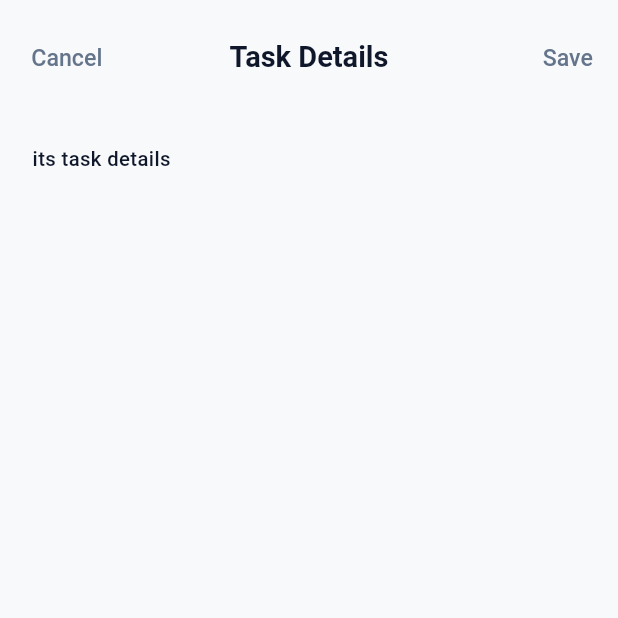
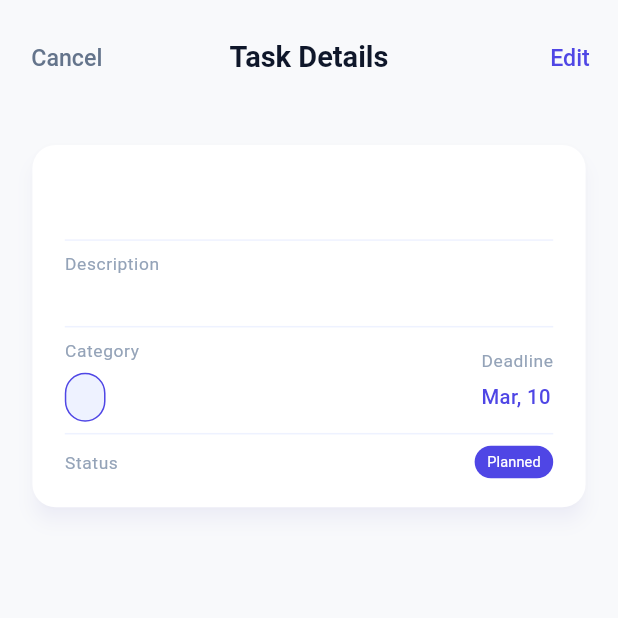
Before and after one commit to jjuulliiaas/PlanBee, a Flutter app: the TaskDetailsScreen screen opened directly with empty values, on a phone screen of 412 x 824 dp, the top half of it. Run offline on Flutter 3.47's test engine with Material 3 defaults, Android fonts, the phone set to English and light mode, and no system bars; our stand-ins replace flutter_screenutil, sqflite, table_calendar; accounts and stored records are empty; Roboto replaces fonts that are missing (Manrope).

Commit message:
Add task details card

```diff
--- a/lib/screens/home/components/task_card/task_card.dart
+++ b/lib/screens/home/components/task_card/task_card.dart
@@ -1,5 +1,6 @@
 import 'package:flutter/material.dart';
 import 'package:flutter_screenutil/flutter_screenutil.dart';
+import 'package:planbee/core/utils/app_padding.dart';
 import 'package:planbee/widgets/priority_badge.dart';
 import 'package:planbee/widgets/status_badge.dart';
 import '../../../../blocks/task/model.dart';
@@ -30,7 +31,7 @@ class TaskCard extends StatelessWidget {
       child: InkWell(
         onTap: onTap,
         child: Container(
-          padding: EdgeInsets.all(16.r),
+          padding: AppPadding.screen(context),
           child: Column(
             crossAxisAlignment: CrossAxisAlignment.start,
             children: [
--- /dev/null
+++ b/lib/screens/task_details/body.dart
@@ -0,0 +1,135 @@
+import 'package:flutter/material.dart';
+import 'package:flutter_screenutil/flutter_screenutil.dart';
+import 'package:planbee/widgets/picked_chip.dart';
+import 'package:planbee/widgets/priority_badge.dart';
+
+import '../../blocks/task/model.dart';
+import '../../core/utils/app_padding.dart';
+import '../../core/utils/formatted_date.dart';
+import '../../widgets/status_badge.dart';
+import 'components/property_name.dart';
+
+class TaskDetailsBody extends StatelessWidget {
+  final TaskModel task;
+
+  const TaskDetailsBody({super.key, required this.task});
+
+  @override
+  Widget build(BuildContext context) {
+    final theme = Theme.of(context);
+    final colorScheme = theme.colorScheme;
+    final textTheme = theme.textTheme;
+
+    final widthSpacer = SizedBox(width: 12.r,);
+    final heightSpacer = SizedBox(height: 8.r,);
+
+    return Padding(
+      padding: AppPadding.screen(context),
+      child: Column(
+        crossAxisAlignment: CrossAxisAlignment.start,
+        children: [
+          Card(
+            margin: EdgeInsets.only(bottom: 16.h),
+            child: Container(
+              padding: AppPadding.screen(context),
+              child: Column(
+                mainAxisAlignment: MainAxisAlignment.start,
+                crossAxisAlignment: CrossAxisAlignment.start,
+                children: [
+                  Row(
+                    mainAxisAlignment: MainAxisAlignment.spaceBetween,
+                    children: [
+                      Row(
+                        children: [
+                          Icon(
+                              task.category?.icon,
+                              size: 30.r,
+                              color: colorScheme.primary
+                          ),
+                          widthSpacer,
+                          Text(
+                            task.title,
+                            style: textTheme.headlineLarge,
+                          ),
+                        ],
+                      ),
+                      widthSpacer,
+                      if(task.isHighPriority == true) const PriorityBadge(),
+                    ],
+                  ),
+
+                  const Divider(),
+
+                  Column(
+                    mainAxisAlignment: MainAxisAlignment.start,
+                    crossAxisAlignment: CrossAxisAlignment.start,
+                    children: [
+                      PropertyName(
+                        title: 'Description',
+                      ),
+                      heightSpacer,
+                      if(task.description != null)
+                        Text(
+                          task.description!,
+                          textAlign: TextAlign.left,
+                        )
+                    ],
+                  ),
+
+                  const Divider(),
+
+                  Row(
+                    mainAxisAlignment: MainAxisAlignment.spaceBetween,
+                    children: [
+                      Column(
+                        mainAxisAlignment: MainAxisAlignment.start,
+                        crossAxisAlignment: CrossAxisAlignment.start,
+                        children: [
+                          PropertyName(
+                            title: 'Category',
+                          ),
+                          heightSpacer,
+                          PickedChip(
+                              label: task.category!.name,
+                              onTap: () {}
+                          )
+                        ]
+                      ),
+                      Column(
+                          mainAxisAlignment: MainAxisAlignment.start,
+                          crossAxisAlignment: CrossAxisAlignment.start,
+                          children: [
+                            PropertyName(
+                              title: 'Deadline',
+                            ),
+                            heightSpacer,
+                            Text(
+                              DateHelper.formatDeadlineDate(task.deadline),
+                              style: textTheme.bodyMedium?.copyWith(color: colorScheme.primary),
+                            ),
+                          ]
+                      ),
+                    ],
+                  ),
+                  const Divider(),
+                  Row(
+                    mainAxisAlignment: MainAxisAlignment.spaceBetween,
+                    crossAxisAlignment: CrossAxisAlignment.center,
+                    children: [
+                      PropertyName(
+                          title: 'Status'
+                      ),
+                      StatusBadge(
+                        status: task.status,
+                      )
+                    ],
+                  )
+                ],
+              ),
+            ),
+          )
+        ],
+      ),
+    );
+  }
+}
--- /dev/null
+++ b/lib/screens/task_details/components/property_name.dart
@@ -0,0 +1,20 @@
+import 'package:flutter/material.dart';
+
+class PropertyName extends StatelessWidget {
+  const PropertyName({super.key, required this.title});
+
+  final String title;
+
+  @override
+  Widget build(BuildContext context) {
+    final textTheme = Theme.of(context).textTheme;
+    final colorScheme = Theme.of(context).colorScheme;
+
+    return Text(
+      title,
+      style: textTheme.bodySmall?.copyWith(
+        color: colorScheme.outline
+      ),
+    );
+  }
+}
--- a/lib/screens/task_details/screen.dart
+++ b/lib/screens/task_details/screen.dart
@@ -1,7 +1,7 @@
 import 'package:flutter/material.dart';
 
 import '../../blocks/task/model.dart';
-import '../../core/utils/app_padding.dart';
+import 'body.dart';
 
 class TaskDetailsScreen extends StatelessWidget {
   const TaskDetailsScreen({super.key, required this.task});
@@ -27,24 +27,15 @@ class TaskDetailsScreen extends StatelessWidget {
             TextButton(
               onPressed: () {},
               child: Text(
-                'Save',
-                // style: TextStyle(
-                //   color: provider.canSave
-                //       ? theme.colorScheme.primary
-                //       : theme.colorScheme.secondary,
-                // ),
+                'Edit',
+                style: TextStyle(
+                  color: theme.colorScheme.primary,
+                ),
               ),
             ),
           ],
         ),
-        body: Stack(
-            children: [
-              Padding(
-                padding: AppPadding.screen(context),
-                child: Text('its task details'),
-              ),
-            ]
-        )
+        body: TaskDetailsBody(task: task,)
     );
   }
 }
--- /dev/null
+++ b/lib/widgets/picked_chip.dart
@@ -0,0 +1,33 @@
+import 'package:flutter/material.dart';
+import 'package:flutter_screenutil/flutter_screenutil.dart';
+
+class PickedChip extends StatelessWidget {
+  final String label;
+  final VoidCallback onTap;
+  final IconData? icon;
+
+  const PickedChip({super.key, required this.label, required this.onTap, this.icon});
+
+  @override
+  Widget build(BuildContext context) {
+    final theme = Theme.of(context);
+    return InkWell(
+      onTap: onTap,
+      child: Container(
+        padding: EdgeInsets.symmetric(horizontal: 12.w, vertical: 6.h),
+        decoration: BoxDecoration(
+          color: theme.colorScheme.primaryContainer,
+          borderRadius: BorderRadius.circular(15.r),
+          border: Border.all(color: theme.colorScheme.primary),
+        ),
+        child: Row(
+          children: [
+            if (icon != null) Icon(icon, size: 15.sp, color: theme.colorScheme.primary),
+            if (icon != null) SizedBox(width: 4.w),
+            Text(label, style: theme.textTheme.bodyMedium?.copyWith(color: theme.colorScheme.primary)),
+          ],
+        ),
+      ),
+    );
+  }
+}
```
Also changed, not shown: lib/blocks/tiimer/provider.dart (+50 -1 lines), lib/screens/create_edit_task/components/details_card.dart (+4 -34 lines), lib/screens/task_details/controller.dart (added, +28 -0 lines), lib/screens/task_details/components/timer.dart (added).
